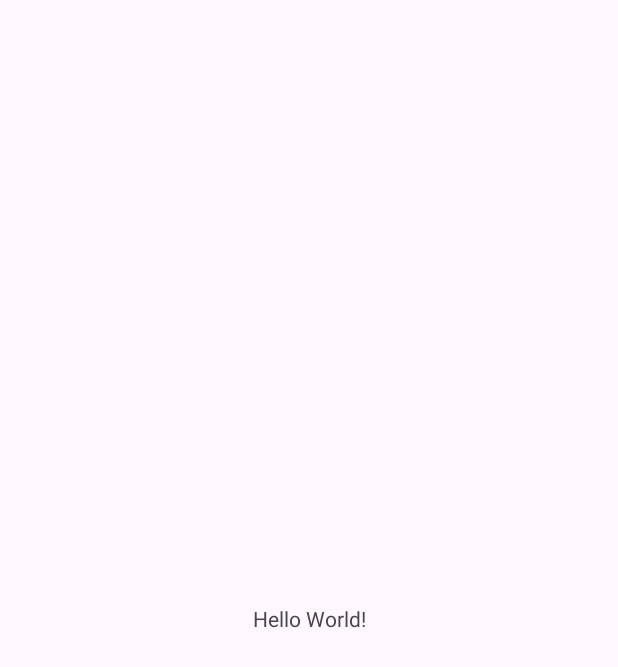
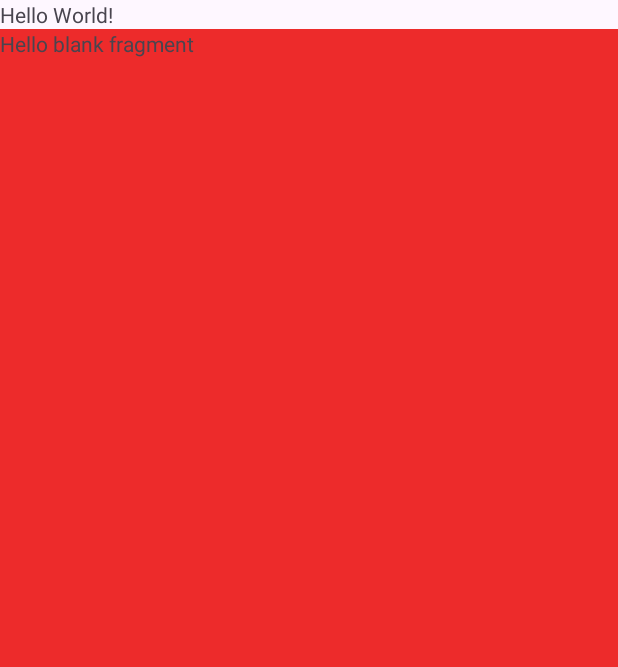
Before and after one commit to hans-naert/AndroidFragmentsApp, an Android app: the screen it shows after launch (MainActivity), on a phone screen of 412 x 824 dp. Before the commit the part shown is almost empty. Shown: the top 667 px of the screen. Run offline under Robolectric (Android 15) with nearby library versions, the phone set to English and light mode, and no system bars.

Commit message:
show one or two fragments depending on orientation

```diff
--- a/app/src/main/res/layout-land/activity_main.xml
+++ b/app/src/main/res/layout-land/activity_main.xml
@@ -1,6 +1,20 @@
 <?xml version="1.0" encoding="utf-8"?>
-<androidx.constraintlayout.widget.ConstraintLayout xmlns:android="http://schemas.android.com/apk/res/android"
+<LinearLayout xmlns:android="http://schemas.android.com/apk/res/android"
+    android:id="@+id/main"
     android:layout_width="match_parent"
     android:layout_height="match_parent">
 
-</androidx.constraintlayout.widget.ConstraintLayout>
+    <androidx.fragment.app.FragmentContainerView
+        android:id="@+id/fragmentContainerView2"
+        android:name="be.viveselic.myfragmentapplication.FirstFragment"
+        android:layout_width="wrap_content"
+        android:layout_height="match_parent"
+        android:layout_weight="1" />
+
+    <androidx.fragment.app.FragmentContainerView
+        android:id="@+id/fragmentContainerView3"
+        android:name="be.viveselic.myfragmentapplication.SecondFragment"
+        android:layout_width="wrap_content"
+        android:layout_height="match_parent"
+        android:layout_weight="1" />
+</LinearLayout>
--- a/app/src/main/res/layout/activity_main.xml
+++ b/app/src/main/res/layout/activity_main.xml
@@ -1,19 +1,23 @@
 <?xml version="1.0" encoding="utf-8"?>
-<androidx.constraintlayout.widget.ConstraintLayout xmlns:android="http://schemas.android.com/apk/res/android"
+<LinearLayout xmlns:android="http://schemas.android.com/apk/res/android"
     xmlns:app="http://schemas.android.com/apk/res-auto"
     xmlns:tools="http://schemas.android.com/tools"
     android:id="@+id/main"
     android:layout_width="match_parent"
     android:layout_height="match_parent"
+    android:orientation="vertical"
     tools:context=".MainActivity">
 
     <TextView
         android:layout_width="wrap_content"
         android:layout_height="wrap_content"
-        android:text="Hello World!"
-        app:layout_constraintBottom_toBottomOf="parent"
-        app:layout_constraintEnd_toEndOf="parent"
-        app:layout_constraintStart_toStartOf="parent"
-        app:layout_constraintTop_toTopOf="parent" />
+        android:text="Hello World!" />
 
-</androidx.constraintlayout.widget.ConstraintLayout>
+    <androidx.fragment.app.FragmentContainerView
+        android:id="@+id/fragmentContainerView"
+        android:name="be.viveselic.myfragmentapplication.FirstFragment"
+        android:layout_width="match_parent"
+        android:layout_height="wrap_content"
+        android:layout_weight="1" />
+
+</LinearLayout>
--- a/app/src/main/res/layout/fragment_first.xml
+++ b/app/src/main/res/layout/fragment_first.xml
@@ -3,6 +3,7 @@
     xmlns:tools="http://schemas.android.com/tools"
     android:layout_width="match_parent"
     android:layout_height="match_parent"
+    android:background="#ED2B2B"
     tools:context=".FirstFragment">
 
     <!-- TODO: Update blank fragment layout -->
--- a/app/src/main/res/layout/fragment_second.xml
+++ b/app/src/main/res/layout/fragment_second.xml
@@ -3,6 +3,7 @@
     xmlns:tools="http://schemas.android.com/tools"
     android:layout_width="match_parent"
     android:layout_height="match_parent"
+    android:background="#FFEB3B"
     tools:context=".SecondFragment">
 
     <!-- TODO: Update blank fragment layout -->
```
